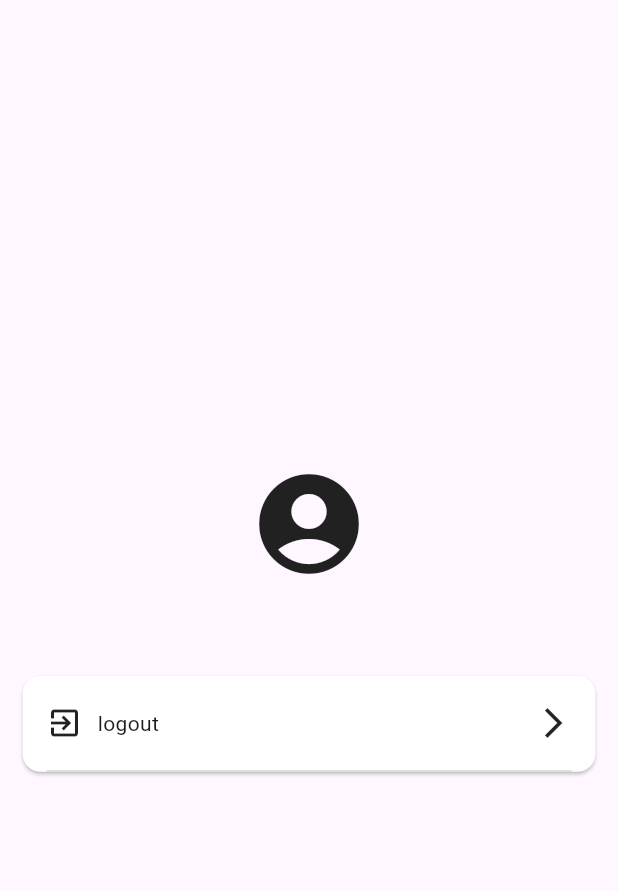
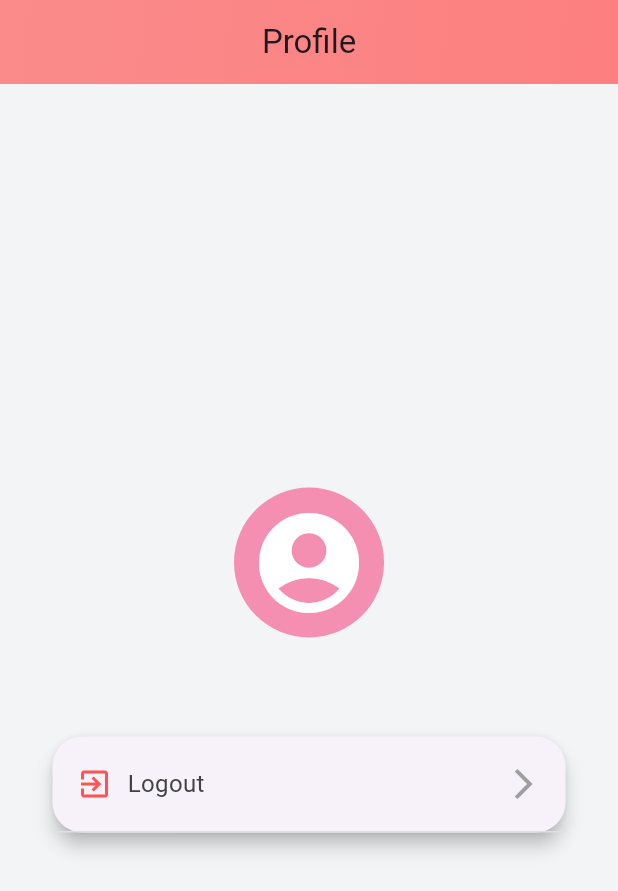
Before and after one commit to likaien996/DEMO, a Flutter app: the ProfileScreen screen opened directly, on a phone screen of 412 x 824 dp. Shown: the top 891 px of the screen. Run offline on Flutter 3.47's test engine with Material 3 defaults, Android fonts, the phone set to English and light mode, and no system bars; our stand-ins replace cloud_firestore, firebase_auth, firebase_core, firebase_storage, flutter_rating_bar, image_picker and 1 more; accounts and stored records are empty.

Commit message:
Update screen_profile.dart

```diff
--- a/lib/pages/home/screen_profile.dart
+++ b/lib/pages/home/screen_profile.dart
@@ -1,5 +1,4 @@
 import 'dart:convert';
-
 import 'package:flutter/cupertino.dart';
 import 'package:flutter/material.dart';
 import 'package:flutter/services.dart';
@@ -21,49 +20,69 @@ class ProfileScreen extends StatefulWidget {
 class _ProfileScreenState extends State<ProfileScreen> {
   @override
   Widget build(BuildContext context) {
-    return Center(
+    return Scaffold(
+      backgroundColor: const Color(0xFFF3F4F6), // 使用柔和的灰色背景
+      appBar: AppBar(
+        title: const Text("Profile"),
+        backgroundColor: Colors.transparent,
+        elevation: 0,
+        centerTitle: true,
+        flexibleSpace: Container(
+          decoration: const BoxDecoration(
+            gradient: LinearGradient(
+              colors: [Color(0xFFFA8B8B), Color(0xFFFD7F7F)], // 柔和的粉红渐变
+              begin: Alignment.topLeft,
+              end: Alignment.bottomRight,
+            ),
+          ),
+        ),
+      ),
+      body: Center(
+        child: Padding(
+          padding: const EdgeInsets.all(20.0),
           child: Column(
             mainAxisSize: MainAxisSize.min,
             children: [
-          const Icon(
+              const CircleAvatar(
+                radius: 50,
+                backgroundColor: Color(0xFFF48FB1), // 使用粉红色
+                child: Icon(
                   Icons.account_circle,
                   size: 80,
+                  color: Colors.white,
                 ),
-          const SizedBox(
-            height: 20,
               ),
-          Text(AuthService
-              .getCurrentUser()
-              ?.email ?? ""),
-          const SizedBox(
-            height: 20,
+              const SizedBox(height: 20),
+              Text(
+                AuthService.getCurrentUser()?.email ?? "",
+                style: const TextStyle(
+                  fontSize: 18,
+                  color: Color(0xFFD81B60), // 深粉色
+                  fontWeight: FontWeight.bold,
                 ),
+              ),
+              const SizedBox(height: 20),
               Card(
                 margin: const EdgeInsets.symmetric(horizontal: 15),
-            color: Colors.white,
+                elevation: 5,
+                shape: RoundedRectangleBorder(
+                  borderRadius: BorderRadius.circular(20),
+                ),
                 child: Column(
                   children: [
                     _buildItem(
-                  const Icon(Icons.exit_to_app),
-                  "logout",
+                      const Icon(Icons.exit_to_app, color: Colors.redAccent),
+                      "Logout",
                       onTap: () async {
                         _signOut();
                       },
                     ),
-                // _buildItem(
-                //   const Icon(Icons.data_array),
-                //   "add product data",
-                //   onTap: () {
-                //     Navigator.of(context).push(
-                //       CupertinoPageRoute(builder: (ctx) {
-                //         return const AdminHomePage();
-                //       }),);
-                //   },
-                // )
                   ],
                 ),
               )
             ],
+          ),
+        ),
       ),
     );
   }
@@ -72,10 +91,11 @@ class _ProfileScreenState extends State<ProfileScreen> {
     try {
       await AuthService.signOut();
       if (mounted) {
-        Navigator.of(context)
-            .pushReplacement(CupertinoPageRoute(builder: (ctx) {
+        Navigator.of(context).pushReplacement(
+          CupertinoPageRoute(builder: (ctx) {
             return const LoginPage();
-        }));
+          }),
+        );
       }
     } catch (e) {
       if (mounted) {
@@ -90,19 +110,26 @@ class _ProfileScreenState extends State<ProfileScreen> {
       onTap: onTap,
       child: Container(
         height: 64,
-        margin: const EdgeInsets.symmetric(horizontal: 16),
+        padding: const EdgeInsets.symmetric(horizontal: 16),
         decoration: BoxDecoration(
-            border: Border(bottom: BorderSide(color: Colors.grey[350]!))),
+          border: Border(
+            bottom: BorderSide(color: Colors.grey[300]!),
+          ),
+        ),
         child: Row(
           children: [
             left,
-            const SizedBox(
-              width: 10,
+            const SizedBox(width: 10),
+            Expanded(
+              child: Text(
+                text,
+                style: TextStyle(
+                  fontSize: 16,
+                  color: Colors.grey[800],
                 ),
-            Expanded(
-              child: Text(text),
               ),
-            const Icon(Icons.arrow_forward_ios)
+            ),
+            const Icon(Icons.arrow_forward_ios, color: Colors.grey)
           ],
         ),
       ),
@@ -112,9 +139,8 @@ class _ProfileScreenState extends State<ProfileScreen> {
   void _saveProductData() async {
     try {
       var list = await _loadJson();
-
       FoodService.saveProductData(list);
-      LoggerUtils.i("add success");
+      LoggerUtils.i("Add success");
     } catch (e) {
       LoggerUtils.e(e);
     }
```
Lines whose indentation alone changed are shown as unchanged.
